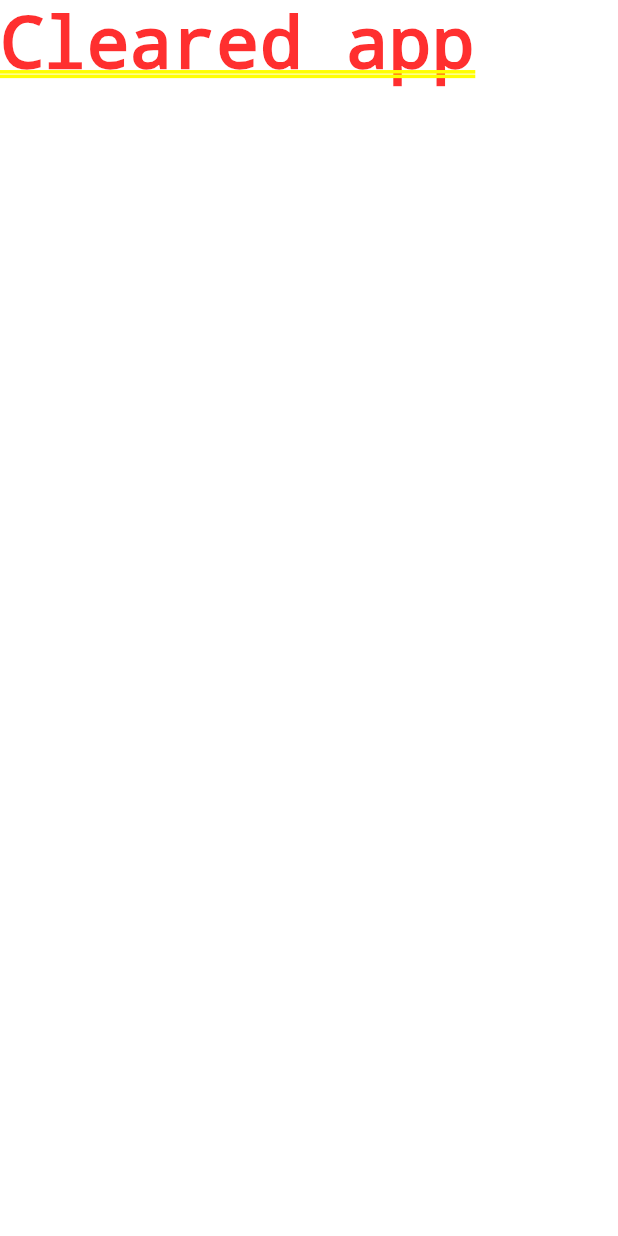
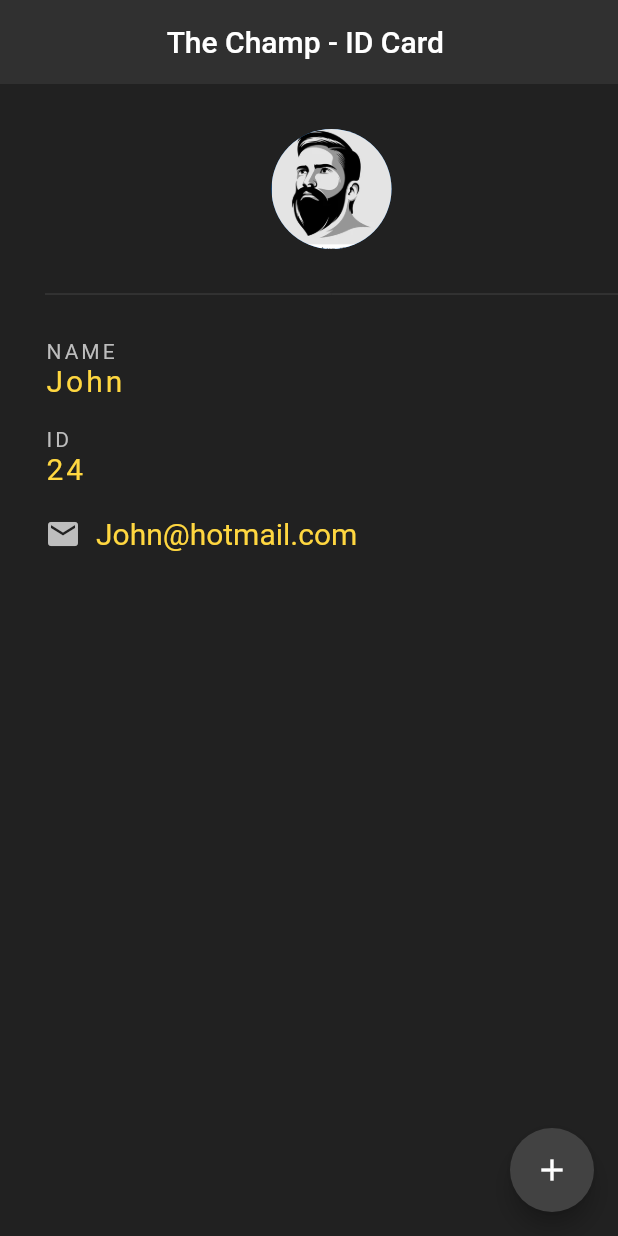
Before and after one commit to MrFarhan/Getting-started-with-flutter, a Flutter app: the screen it shows after launch, on a phone screen of 412 x 824 dp. Run offline on Flutter 3.47's test engine with Material 2 defaults, Android fonts, the phone set to English and light mode, and no system bars.

Commit message:
Created first basic statefull Card component app in which a person id is incremental

```diff
--- a/lib/main.dart
+++ b/lib/main.dart
@@ -3,11 +3,77 @@ import 'package:flutter/material.dart';
 
 void main() => runApp(MaterialApp(home: Home()));
 
-class Home extends StatelessWidget {
-  // const Home({Key? key}) : super(key: key);
+class Home extends StatefulWidget {
+  const Home({Key? key}) : super(key: key);
+
+  @override
+  State<Home> createState() => _HomeState();
+}
+
+class _HomeState extends State<Home> {
+  int champId = 24;
 
   @override
   Widget build(BuildContext context) {
-    return Text("Cleared app");
+    return Scaffold(
+        backgroundColor: Colors.grey[900],
+        appBar: AppBar(
+          backgroundColor: Colors.grey[850],
+          title: Center(child: Text("The Champ - ID Card ")),
+          elevation: 0.0,
+        ),
+        floatingActionButton: FloatingActionButton(
+            onPressed: () {
+              setState(() {
+                champId += 1;
+              });
+            },
+            backgroundColor:Colors.grey[800],
+            child: Icon(Icons.add)),
+        body: Padding(
+            padding: EdgeInsets.fromLTRB(30, 30, 0, 0),
+            child: Column(
+              crossAxisAlignment: CrossAxisAlignment.start,
+              children: [
+                Center(
+                  child: CircleAvatar(
+                      backgroundImage: AssetImage("assets/avatar.webp"),
+                      radius: 40.0),
+                ),
+                Divider(height: 60.0, color: Colors.grey[800]),
+                Text('NAME',
+                    style:
+                        TextStyle(color: Colors.grey[400], letterSpacing: 2.0)),
+                Text('John',
+                    style: TextStyle(
+                        // color: Colors.brown[300],
+                        fontSize: 20.0,
+                        letterSpacing: 2.0,
+                        color: Colors.amberAccent[200])),
+                SizedBox(height: 20.0),
+                Text('ID',
+                    style:
+                        TextStyle(color: Colors.grey[400], letterSpacing: 2.0)),
+                Text('$champId',
+                    style: TextStyle(
+                        // color: Colors.brown[300],
+                        fontSize: 20.0,
+                        letterSpacing: 2.0,
+                        color: Colors.amberAccent[200])),
+                SizedBox(height: 20.0),
+                Row(
+                  children: [
+                    Icon(
+                      Icons.email,
+                      color: Colors.grey[400],
+                    ),
+                    SizedBox(width: 10.0),
+                    Text('John@hotmail.com',
+                        style: TextStyle(
+                            color: Colors.amberAccent[200], fontSize: 20.0))
+                  ],
+                )
+              ],
+            )));
   }
 }
```
Also changed, not shown: assets/avatar.webp (added), 1 other file.
